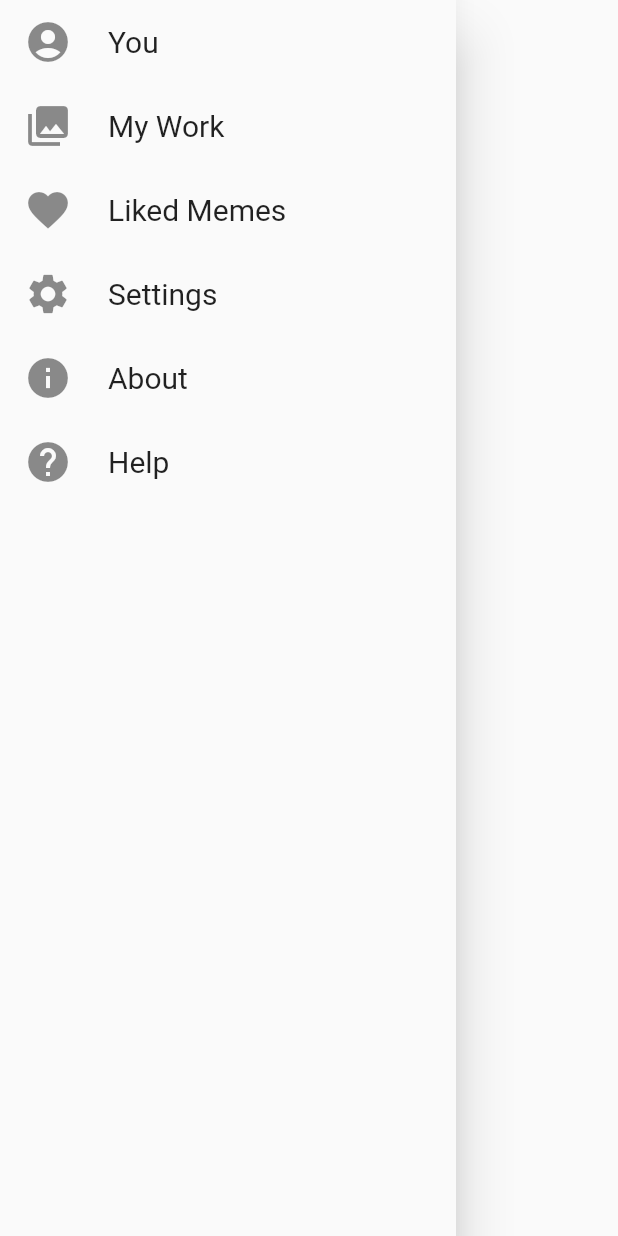
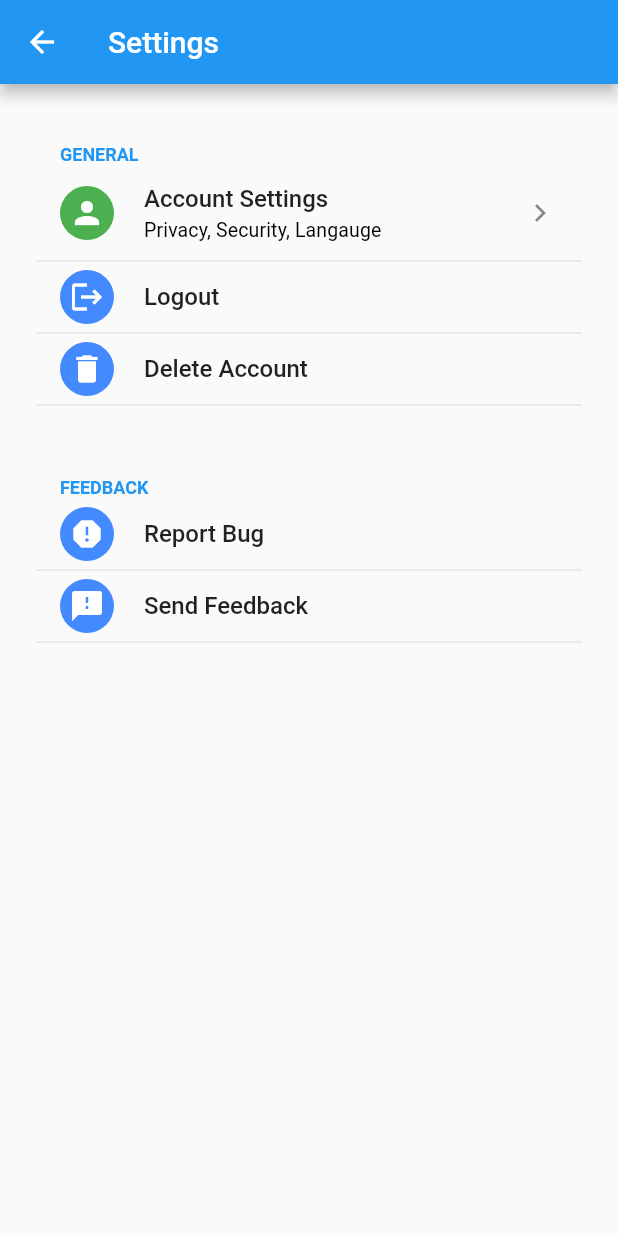
Before and after one commit to Amey-2002/Meme_G, a Flutter app: the NavDrawer widget shown alone on an empty page, opened directly, after a tap on "Settings", on a phone screen of 412 x 824 dp. Run offline on Flutter 3.47's test engine with Material 2 defaults, Android fonts, the phone set to English and light mode, and no system bars; drawn by our look-alikes of flutter_settings_screens; our stand-ins replace firebase_auth, firebase_core, firebase_messaging, flutter_datetime_picker, flutter_local_notifications, theme_provider; missing offline and left inert: flutter_painter, switcher_button; accounts and stored records are empty; network calls fail.

Commit message:
Added Settings Screen
Added Settings Screen where we can change theme, see account info, report, send feeedback, change password, location, langauge

```diff
--- a/meme_g/lib/main.dart
+++ b/meme_g/lib/main.dart
@@ -1,37 +1,77 @@
 import 'package:firebase_core/firebase_core.dart';
 import 'package:flutter/material.dart';
+// ignore: import_of_legacy_library_into_null_safe
+import 'package:flutter_settings_screens/flutter_settings_screens.dart';
 import 'package:meme_g/screens/homescreen.dart';
+import 'package:meme_g/screens/settings_page.dart';
 import 'package:meme_g/screens/wrapper.dart';
 import 'package:meme_g/widgets/create.dart';
 
 import 'package:meme_g/widgets/meme_list.dart';
+import 'package:meme_g/widgets/theme_changer.dart';
+import 'package:meme_g/widgets/theme_constants.dart';
+import 'package:meme_g/widgets/theme_manager.dart';
+// import 'package:meme_g/widgets/theme_provider.dart';
 import './widgets/drawer.dart';
 
 import './screens/photo_editor.dart';
 import 'screens/account_details_screen.dart';
+import 'package:theme_provider/theme_provider.dart';
+import 'package:switcher_button/switcher_button.dart';
 
-void main() async {
+import 'package:provider/provider.dart';
+import 'package:firebase_messaging/firebase_messaging.dart';
+import 'package:flutter_local_notifications/flutter_local_notifications.dart';
+
+ThemeManager themeManager = ThemeManager();
+
+Future main() async {
   WidgetsFlutterBinding.ensureInitialized();
   await Firebase.initializeApp();
+
+  await Settings.init(cacheProvider: SharePreferenceCache());
+
   runApp(const MyApp());
 }
 
-class MyApp extends StatelessWidget {
+class MyApp extends StatefulWidget {
   const MyApp({Key? key}) : super(key: key);
 
-  // This widget is the root of your application.
+  @override
+  State<MyApp> createState() => _MyAppState();
+}
+
+class _MyAppState extends State<MyApp> {
+  themeListener() {
+    if (mounted) {
+      setState(() {});
+    }
+  }
+
+  void dispose() {
+    themeManager.removeListener(themeListener);
+    super.dispose();
+  }
+
+  @override
+  void initState() {
+    themeManager.addListener(themeListener);
+    super.initState();
+  }
+
   @override
   Widget build(BuildContext context) {
     return MaterialApp(
       title: 'Flutter Demo',
-      theme: ThemeData(
-        primarySwatch: Colors.green,
-      ),
+      theme: lightTheme,
+      darkTheme: darkTheme,
+      themeMode: themeManager.themeMode,
       home: MyHomePage(),
       routes: {
         PhotoEditor.route: (context) => PhotoEditor(),
         Account_det.route: (context) => Account_det(),
         Homescreen.route: (context) => Homescreen(),
+        SettingsPage.route: (context) => SettingsPage(),
       },
     );
   }
@@ -43,10 +83,26 @@ class MyHomePage extends StatefulWidget {
 }
 
 class _MyHomePageState extends State<MyHomePage> {
+  // @override
+  // void dispose() {
+  //   themeManager.removeListener(themeListener);
+  //   super.dispose();
+  // }
 
+  // @override
+  // void initState() {
+  //   themeManager.addListener(() {});
+  //   super.initState();
+  // }
+
+  // themeListener() {
+  //   if (mounted) {
+  //     setState(() {});
+  //   }
+  // }
 
   @override
   Widget build(BuildContext context) {
     return Wrapper();
+  }
 }
-}
--- /dev/null
+++ b/meme_g/lib/screens/account_page.dart
@@ -0,0 +1,90 @@
+import 'package:flutter/material.dart';
+import 'package:flutter_settings_screens/flutter_settings_screens.dart';
+import 'package:meme_g/widgets/icon_widget.dart';
+
+class AccountPage extends StatelessWidget {
+  static const keyLangauge = 'key-langauge';
+  static const keyLocation = 'key_location';
+  static const keyPassword = 'key_password';
+  const AccountPage({Key? key}) : super(key: key);
+
+  @override
+  Widget build(BuildContext context) {
+    Widget buildLangauge() {
+      return DropDownSettingsTile(
+        settingKey: keyLangauge,
+        title: 'Langauge',
+        subtitle: '',
+        selected: 1,
+        values: <int, String>{
+          1: 'English',
+          2: 'Hindi',
+          3: 'Chinese',
+          4: 'Marathi',
+        },
+        onChange: (langauge) {},
+      );
+    }
+
+    Widget buildLocation() {
+      return TextInputSettingsTile(
+        settingKey: keyLocation,
+        title: 'Location',
+        initialValue: 'India',
+        onChange: (location) {},
+      );
+    }
+
+    Widget buildPassword() {
+      return TextInputSettingsTile(
+        settingKey: keyPassword,
+        title: 'Change Password',
+        obscureText: true,
+        validator: (password) => password != null && password.length >= 6
+            ? null
+            : 'Enter atleast 6 characters!',
+      );
+    }
+
+    Widget buildPrivacy(BuildContext context) {
+      return SimpleSettingsTile(
+        title: 'Privacy',
+        subtitle: '',
+        leading: IconWidget(icon: Icons.lock, color: Colors.blue),
+        onTap: () {},
+      );
+    }
+
+    Widget buildSecurity(BuildContext context) {
+      return SimpleSettingsTile(
+        title: 'Security',
+        subtitle: '',
+        leading: IconWidget(icon: Icons.security, color: Colors.orangeAccent),
+        onTap: () {},
+      );
+    }
+
+    Widget buildAccountInfo(BuildContext context) {
+      return SimpleSettingsTile(
+        title: 'Account Info',
+        subtitle: '',
+        leading: IconWidget(icon: Icons.info, color: Colors.blue),
+        onTap: () {},
+      );
+    }
+
+    return SimpleSettingsTile(
+      title: 'Account Settings',
+      subtitle: 'Privacy, Security, Langauge',
+      leading: IconWidget(icon: Icons.person, color: Colors.green),
+      child: SettingsScreen(children: <Widget>[
+        buildLangauge(),
+        buildLocation(),
+        buildPassword(),
+        buildPrivacy(context),
+        buildSecurity(context),
+        buildAccountInfo(context),
+      ]),
+    );
+  }
+}
--- /dev/null
+++ b/meme_g/lib/screens/settings_page.dart
@@ -0,0 +1,110 @@
+import 'package:flutter/material.dart';
+import 'package:flutter_settings_screens/flutter_settings_screens.dart';
+import 'package:meme_g/widgets/change_theme_button_widget.dart';
+import 'package:meme_g/widgets/icon_widget.dart';
+import 'account_page.dart';
+import 'homescreen.dart';
+import 'package:switcher_button/switcher_button.dart';
+import 'package:meme_g/main.dart';
+import 'package:meme_g/widgets/theme_manager.dart';
+
+class SettingsPage extends StatefulWidget {
+  static const route = 'settings_page';
+  const SettingsPage({Key? key}) : super(key: key);
+
+  @override
+  _SettingsPageState createState() => _SettingsPageState();
+}
+
+class _SettingsPageState extends State<SettingsPage> {
+  Widget buildLogout() => SimpleSettingsTile(
+        title: 'Logout',
+        subtitle: '',
+        leading: IconWidget(icon: Icons.logout, color: Colors.blueAccent),
+      );
+
+  Widget buildDeleteAccount() => SimpleSettingsTile(
+        title: 'Delete Account',
+        subtitle: '',
+        leading: IconWidget(icon: Icons.delete, color: Colors.blueAccent),
+        onTap: () {},
+      );
+
+  Widget buildReportBug(BuildContext context) => SimpleSettingsTile(
+        title: 'Report Bug',
+        subtitle: '',
+        leading: IconWidget(icon: Icons.report, color: Colors.blueAccent),
+        onTap: () {},
+      );
+
+  Widget buildSendFeedback(BuildContext context) => SimpleSettingsTile(
+        title: 'Send Feedback',
+        subtitle: '',
+        leading: IconWidget(icon: Icons.feedback, color: Colors.blueAccent),
+        onTap: () {},
+      );
+
+  Widget buildChangeTheme(BuildContext context) => SimpleSettingsTile(
+        title: 'Dark Mode',
+        leading: Switch(
+          value: themeManager.themeMode == ThemeMode.dark,
+          onChanged: (newvalue) {
+            themeManager.toggleTheme(newvalue);
+          },
+        ),
+        // subtitle: '',
+        // leading: IconWidget(icon: Icons.delete, color: Colors.blueAccent),
+        // onTap: () {},
+      );
+
+  // Widget buildNotifications(BuildContext context) => SimpleSettingsTile(
+  //       title: 'Notifications',
+  //       leading: Switch(
+  //         value: false,
+  //         onChanged: (newvalue) {},
+  //         trackColor: MaterialStateProperty.all(Colors.grey.shade400),
+  //         thumbColor: MaterialStateProperty.all(Colors.white30),
+  //       ),
+  //       // subtitle: '',
+  //       // leading: IconWidget(icon: Icons.delete, color: Colors.blueAccent),
+  //       // onTap: () {},
+  //     );
+
+  @override
+  Widget build(BuildContext context) {
+    return Scaffold(
+      appBar: AppBar(
+        title: Text('Settings'),
+      ),
+      body: SafeArea(
+        child: ListView(
+          padding: EdgeInsets.all(24),
+          children: [
+            SettingsGroup(
+              title: 'GENERAL',
+              children: <Widget>[
+                AccountPage(),
+                // buildChangeTheme(context),
+                // buildNotifications(context),
+                //ChangeThemeButtonWidget(),
+                //NotificationsPage(),                            ################################################
+                buildLogout(),
+                buildDeleteAccount(),
+              ],
+            ),
+            const SizedBox(
+              height: 32,
+            ),
+            SettingsGroup(
+              title: 'FEEDBACK',
+              children: <Widget>[
+                buildReportBug(context),
+                buildSendFeedback(context),
+              ],
+            ),
+          ],
+        ),
+      ),
+    );
+  }
+}
--- a/meme_g/lib/widgets/drawer.dart
+++ b/meme_g/lib/widgets/drawer.dart
@@ -1,4 +1,5 @@
 import 'package:flutter/material.dart';
+import 'package:meme_g/screens/settings_page.dart';
 import '../screens/account_details_screen.dart';
 
 class NavDrawer extends StatelessWidget {
@@ -7,7 +8,10 @@ class NavDrawer extends StatelessWidget {
     return Drawer(
       child: ListView(children: <Widget>[
         ListTile(
-          leading: Icon(Icons.account_circle,size: 32,),
+          leading: Icon(
+            Icons.account_circle,
+            size: 32,
+          ),
           title: Text(
             'You',
             style: TextStyle(
@@ -19,7 +23,10 @@ class NavDrawer extends StatelessWidget {
           },
         ),
         ListTile(
-          leading: Icon(Icons.collections,size: 32,),
+          leading: Icon(
+            Icons.collections,
+            size: 32,
+          ),
           title: Text(
             'My Work',
             style: TextStyle(
@@ -29,7 +36,10 @@ class NavDrawer extends StatelessWidget {
           onTap: () {},
         ),
         ListTile(
-          leading: Icon(Icons.favorite,size: 32,),
+          leading: Icon(
+            Icons.favorite,
+            size: 32,
+          ),
           title: Text(
             'Liked Memes',
             style: TextStyle(
@@ -39,17 +49,25 @@ class NavDrawer extends StatelessWidget {
           onTap: () {},
         ),
         ListTile(
-          leading: Icon(Icons.settings,size: 32,),
+          leading: Icon(
+            Icons.settings,
+            size: 32,
+          ),
           title: Text(
             'Settings',
             style: TextStyle(
               fontSize: 20,
             ),
           ),
-          onTap: () {},
+          onTap: () {
+            Navigator.pushNamed(context, SettingsPage.route);
+          },
         ),
         ListTile(
-          leading: Icon(Icons.info,size: 32,),
+          leading: Icon(
+            Icons.info,
+            size: 32,
+          ),
           title: Text(
             'About',
             style: TextStyle(
@@ -59,7 +77,10 @@ class NavDrawer extends StatelessWidget {
           onTap: () {},
         ),
         ListTile(
-          leading: Icon(Icons.help,size: 32,),
+          leading: Icon(
+            Icons.help,
+            size: 32,
+          ),
           title: Text(
             'Help',
             style: TextStyle(
--- /dev/null
+++ b/meme_g/lib/widgets/icon_widget.dart
@@ -0,0 +1,27 @@
+import 'package:flutter/material.dart';
+
+class IconWidget extends StatelessWidget {
+  final IconData icon;
+  final Color color;
+
+  const IconWidget({
+    Key? key,
+    required this.icon,
+    required this.color,
+  }) : super(key: key);
+
+  @override
+  Widget build(BuildContext context) {
+    return Container(
+      padding: EdgeInsets.all(6),
+      decoration: BoxDecoration(
+        shape: BoxShape.circle,
+        color: color,
+      ),
+      child: Icon(
+        icon,
+        color: Colors.white,
+      ),
+    );
+  }
+}
--- /dev/null
+++ b/meme_g/lib/widgets/theme_constants.dart
@@ -0,0 +1,35 @@
+import 'package:flutter/material.dart';
+// import 'package:provider/provider.dart';
+// import 'package:theme_provider/theme_provider.dart';
+
+const COLOR_PRIMARY = Colors.deepOrangeAccent;
+const COLOR_ACCENT = Colors.orange;
+
+ThemeData lightTheme = ThemeData(
+  brightness: Brightness.light,
+  primaryColor: COLOR_PRIMARY,
+  floatingActionButtonTheme:
+      FloatingActionButtonThemeData(backgroundColor: COLOR_ACCENT),
+  elevatedButtonTheme: ElevatedButtonThemeData(
+    style: ButtonStyle(
+      backgroundColor: MaterialStateProperty.all<Color>(COLOR_ACCENT),
+    ),
+  ),
+  inputDecorationTheme: InputDecorationTheme(
+    border: OutlineInputBorder(
+      borderRadius: BorderRadius.circular(20.0),
+      borderSide: BorderSide.none,
+    ),
+    filled: true,
+    fillColor: Colors.grey.withOpacity(0.1),
+  ),
+);
+
+ThemeData darkTheme = ThemeData(
+  brightness: Brightness.dark,
+  accentColor: Colors.white,
+  switchTheme: SwitchThemeData(
+    trackColor: MaterialStateProperty.all<Color>(Colors.grey),
+    thumbColor: MaterialStateProperty.all<Color>(Colors.white),
+  ),
+);
--- /dev/null
+++ b/meme_g/lib/widgets/theme_manager.dart
@@ -0,0 +1,21 @@
+import 'package:flutter/cupertino.dart';
+import 'package:flutter/material.dart';
+// import 'package:theme_provider/theme_provider.dart';
+// import 'theme_constants.dart';
+
+class ThemeManager with ChangeNotifier {
+  ThemeMode _themeMode = ThemeMode.light;
+
+  get themeMode => _themeMode;
+
+  toggleTheme(bool isDark) {
+    _themeMode = isDark ? ThemeMode.dark : ThemeMode.light;
+    notifyListeners();
+  }
+}
+
+// if(data?.isEmpty ?? true)
+
+// bool isEmpty(String? s) => s==null || s.isEmpty;
+
+// widget?.cameras?.isEmpty == true
```
Also changed, not shown: meme_g/lib/screens/homescreen.dart (+6 -3 lines), meme_g/lib/widgets/ThemeModel.dart (added, +25 -0 lines), meme_g/lib/widgets/change_theme_button_widget.dart (added, +19 -0 lines), meme_g/lib/widgets/theme_changer.dart (added, +42 -0 lines), meme_g/lib/widgets/theme_provider.dart (added, +23 -0 lines), meme_g/lib/widgets/theme_shared_preferences.dart (added, +15 -0 lines), meme_g/pubspec.yaml (+15 -0 lines), meme_g/pubspec.lock, 1 other file.
